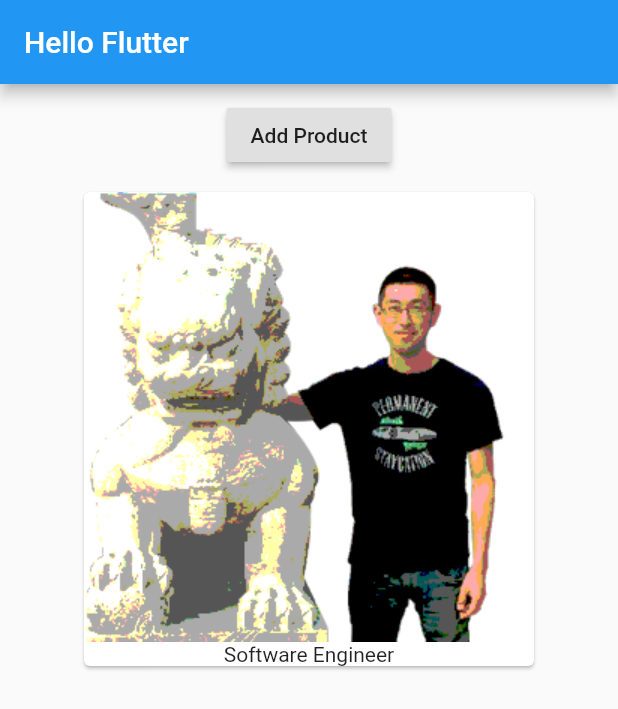
After one commit to mnishiguchi/hello_flutter, a Flutter app: the screen it shows after launch, on a phone screen of 412 x 824 dp. The commit adds this screen. Shown: the top 709 px of the screen. Run offline on Flutter 3.47's test engine with Material 2 defaults, Android fonts, the phone set to English and light mode, and no system bars.

Commit message:
Move state from main to ProductManager

```diff
--- a/lib/main.dart
+++ b/lib/main.dart
@@ -1,19 +1,10 @@
 import 'package:flutter/material.dart';
+
+import "./product_manager.dart";
 
 void main() => runApp(MyApp());
 
-class MyApp extends StatefulWidget {
-  @override
-  State<StatefulWidget> createState() {
-    return _MyAppState();
-  }
-}
-
-// A state that belongs to MyApp Widget.
-class _MyAppState extends State<MyApp> {
-  // properties
-  List<String> _products = ['Software Engineer'];
-
+class MyApp extends StatelessWidget {
   @override
   Widget build(BuildContext context) {
     return MaterialApp(
@@ -22,36 +13,11 @@ class _MyAppState extends State<MyApp> {
           title: Text("Hello Flutter"),
         ),
         body: Center(
-            child: Column(
-              children: <Widget>[
-                Container(
-                  margin: EdgeInsets.all(10.0),
-                  child: RaisedButton(
-                    onPressed: () {
-                      setState(() {
-                        _products.add('Guitarist');
-                        });
-                    },
-                    child: Text("Add Product"),
+          child: ProductManager(
+            startingProduct: "Software Engineer",
           ),
         ),
-                Column(
-                  children: _products
-                      .map(
-                        (text) => Card(
-                              child: Column(
-                                children: <Widget>[
-                                  Image.asset('assets/masa_chinatown.png'),
-                                  Text(text),
-                                ],
       ),
-                            ),
-                      )
-                      .toList(),
-                )
-              ],
-            ),
-          )),
     );
   }
 }
--- /dev/null
+++ b/lib/product_list.dart
@@ -0,0 +1,27 @@
+import 'package:flutter/material.dart';
+
+// Map
+class ProductList extends StatelessWidget {
+  // immutable properties
+  final List<String> products;
+
+  // constructor that accepts params that are bound to properties
+  ProductList(this.products);
+
+  Widget build(BuildContext context) {
+    return Column(
+      children: products
+          .map(
+            (text) => Card(
+                  child: Column(
+                    children: <Widget>[
+                      Image.asset('assets/masa_chinatown.png'),
+                      Text(text),
+                    ],
+                  ),
+                ),
+          )
+          .toList(),
+    );
+  }
+}
--- /dev/null
+++ b/lib/product_manager.dart
@@ -0,0 +1,49 @@
+import 'package:flutter/material.dart';
+
+import "./product_list.dart";
+
+// A CRUD list of products.
+class ProductManager extends StatefulWidget {
+  final String startingProduct;
+
+  ProductManager({this.startingProduct});
+
+  @override
+  State<StatefulWidget> createState() {
+    return _ProductManagerState();
+  }
+}
+
+// A state that belongs to ProductManager Widget.
+class _ProductManagerState extends State<ProductManager> {
+  // properties
+  List<String> _products = [];
+
+  @override
+  void initState() {
+    super.initState();
+
+    // widget is a reference to StatefulWidget.
+    _products.add(widget.startingProduct);
+  }
+
+  @override
+  Widget build(BuildContext context) {
+    return Column(
+      children: <Widget>[
+        Container(
+          margin: EdgeInsets.all(10.0),
+          child: RaisedButton(
+            onPressed: () {
+              setState(() {
+                _products.add('Guitarist');
+              });
+            },
+            child: Text("Add Product"),
+          ),
+        ),
+        ProductList(_products),
+      ],
+    );
+  }
+}
```
Lines whose indentation alone changed are shown as unchanged.
